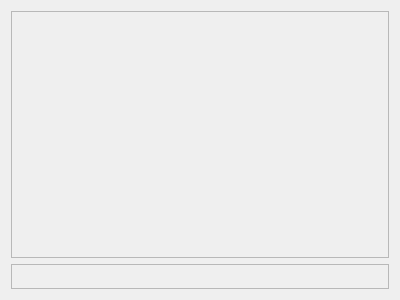
This is RatWalkGui/AnglePlotter.ui in CristianDavid/QtRatWalk as Qt 5 draws it before an edit. The edited form follows.
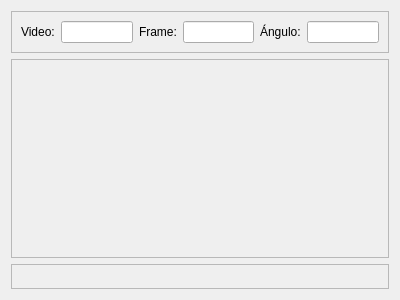
This is the edited form. Icons and pictures are not drawn. Custom widgets are drawn as their Qt base class.

Commit message: The AnglePlotter class gives information about the current position of the cursor (vide number, frame, angle) when it moves on the plotter.

```diff
--- a/RatWalkGui/AnglePlotter.ui
+++ b/RatWalkGui/AnglePlotter.ui
@@ -14,6 +14,60 @@
    <string>Ángulo</string>
   </property>
   <layout class="QVBoxLayout" name="verticalLayout">
+   <item>
+    <widget class="QFrame" name="frame">
+     <property name="frameShape">
+      <enum>QFrame::StyledPanel</enum>
+     </property>
+     <property name="frameShadow">
+      <enum>QFrame::Raised</enum>
+     </property>
+     <layout class="QHBoxLayout" name="horizontalLayout">
+      <item>
+       <widget class="QLabel" name="label">
+        <property name="text">
+         <string>Video:</string>
+        </property>
+       </widget>
+      </item>
+      <item>
+       <widget class="QLineEdit" name="edVideoNumber">
+        <property name="readOnly">
+         <bool>true</bool>
+        </property>
+       </widget>
+      </item>
+      <item>
+       <widget class="QLabel" name="label_2">
+        <property name="text">
+         <string>Frame:</string>
+        </property>
+       </widget>
+      </item>
+      <item>
+       <widget class="QLineEdit" name="edFrame">
+        <property name="readOnly">
+         <bool>true</bool>
+        </property>
+       </widget>
+      </item>
+      <item>
+       <widget class="QLabel" name="label_3">
+        <property name="text">
+         <string>Ángulo:</string>
+        </property>
+       </widget>
+      </item>
+      <item>
+       <widget class="QLineEdit" name="edAngle">
+        <property name="readOnly">
+         <bool>true</bool>
+        </property>
+       </widget>
+      </item>
+     </layout>
+    </widget>
+   </item>
    <item>
     <widget class="QScrollArea" name="scrollArea">
      <property name="widgetResizable">
@@ -26,7 +80,7 @@
       <property name="geometry">
        <rect>
         <x>121</x>
-        <y>90</y>
+        <y>66</y>
         <width>139</width>
         <height>68</height>
        </rect>
```
The commit also changes 4 other files.
